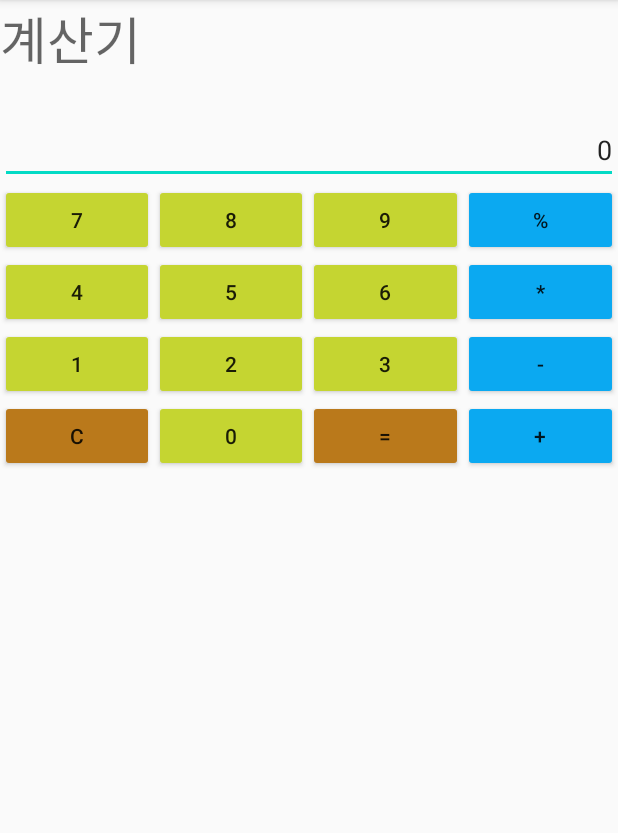
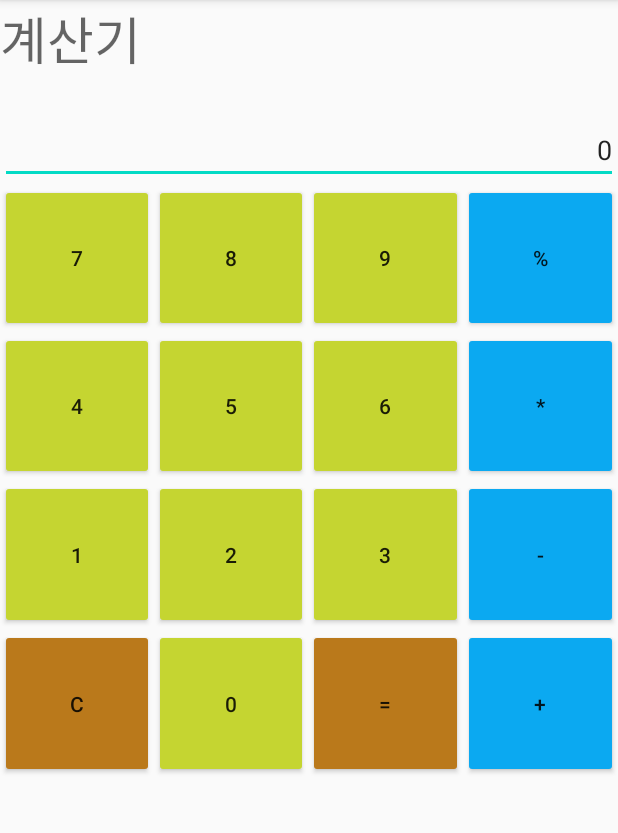
Before and after one commit to goldrex123/MyAndroidWork, an Android app: the screen it shows after launch (Main2Activity), on a phone screen of 412 x 824 dp, the part 84-917 px from its top. Run offline under Robolectric (Android 15) with nearby library versions, the phone set to English and light mode, and no system bars.

Commit message:
계산기 미완성2

```diff
--- a/a003_listener/src/main/res/layout/activity_main2.xml
+++ b/a003_listener/src/main/res/layout/activity_main2.xml
@@ -26,16 +26,17 @@
 
     <TableLayout
         android:layout_width="match_parent"
-        android:layout_height="wrap_content">
+        android:layout_height="396dp">
 
         <TableRow
             android:layout_width="match_parent"
-            android:layout_height="match_parent">
+            android:layout_height="match_parent"
+            android:layout_weight="1">
 
             <Button
                 android:id="@+id/btn7"
                 android:layout_width="wrap_content"
-                android:layout_height="wrap_content"
+                android:layout_height="match_parent"
                 android:layout_weight="1"
                 android:backgroundTint="#C5D531"
                 android:onClick="onClick"
@@ -44,7 +45,7 @@
             <Button
                 android:id="@+id/btb8"
                 android:layout_width="wrap_content"
-                android:layout_height="wrap_content"
+                android:layout_height="match_parent"
                 android:layout_weight="1"
                 android:backgroundTint="#C5D531"
                 android:onClick="onClick"
@@ -53,7 +54,7 @@
             <Button
                 android:id="@+id/btn9"
                 android:layout_width="wrap_content"
-                android:layout_height="wrap_content"
+                android:layout_height="match_parent"
                 android:layout_weight="1"
                 android:backgroundTint="#C5D531"
                 android:onClick="onClick"
@@ -62,7 +63,7 @@
             <Button
                 android:id="@+id/btnDivide"
                 android:layout_width="wrap_content"
-                android:layout_height="wrap_content"
+                android:layout_height="match_parent"
                 android:layout_weight="1"
                 android:backgroundTint="#0BA9F1"
                 android:text="%" />
@@ -70,12 +71,13 @@
 
         <TableRow
             android:layout_width="match_parent"
-            android:layout_height="match_parent">
+            android:layout_height="match_parent"
+            android:layout_weight="1">
 
             <Button
                 android:id="@+id/btn4"
                 android:layout_width="wrap_content"
-                android:layout_height="wrap_content"
+                android:layout_height="match_parent"
                 android:layout_weight="1"
                 android:backgroundTint="#C5D531"
                 android:onClick="onClick"
@@ -84,7 +86,7 @@
             <Button
                 android:id="@+id/btn5"
                 android:layout_width="wrap_content"
-                android:layout_height="wrap_content"
+                android:layout_height="match_parent"
                 android:layout_weight="1"
                 android:backgroundTint="#C5D531"
                 android:onClick="onClick"
@@ -93,7 +95,7 @@
             <Button
                 android:id="@+id/btn6"
                 android:layout_width="wrap_content"
-                android:layout_height="wrap_content"
+                android:layout_height="match_parent"
                 android:layout_weight="1"
                 android:backgroundTint="#C5D531"
                 android:onClick="onClick"
@@ -102,7 +104,7 @@
             <Button
                 android:id="@+id/btnMultiply"
                 android:layout_width="wrap_content"
-                android:layout_height="wrap_content"
+                android:layout_height="match_parent"
                 android:layout_weight="1"
                 android:backgroundTint="#0BA9F1"
                 android:text="*" />
@@ -110,12 +112,13 @@
 
         <TableRow
             android:layout_width="match_parent"
-            android:layout_height="match_parent">
+            android:layout_height="match_parent"
+            android:layout_weight="1">
 
             <Button
                 android:id="@+id/btn1"
                 android:layout_width="wrap_content"
-                android:layout_height="wrap_content"
+                android:layout_height="match_parent"
                 android:layout_weight="1"
                 android:backgroundTint="#C5D531"
                 android:onClick="onClick"
@@ -124,7 +127,7 @@
             <Button
                 android:id="@+id/btn2"
                 android:layout_width="wrap_content"
-                android:layout_height="wrap_content"
+                android:layout_height="match_parent"
                 android:layout_weight="1"
                 android:backgroundTint="#C5D531"
                 android:onClick="onClick"
@@ -133,7 +136,7 @@
             <Button
                 android:id="@+id/btn3"
                 android:layout_width="wrap_content"
-                android:layout_height="wrap_content"
+                android:layout_height="match_parent"
                 android:layout_weight="1"
                 android:backgroundTint="#C5D531"
                 android:onClick="onClick"
@@ -142,7 +145,7 @@
             <Button
                 android:id="@+id/btnMinus"
                 android:layout_width="wrap_content"
-                android:layout_height="wrap_content"
+                android:layout_height="match_parent"
                 android:layout_weight="1"
                 android:backgroundTint="#0BA9F1"
                 android:text="-" />
@@ -150,12 +153,13 @@
 
         <TableRow
             android:layout_width="match_parent"
-            android:layout_height="match_parent">
+            android:layout_height="match_parent"
+            android:layout_weight="1">
 
             <Button
                 android:id="@+id/btnClear"
                 android:layout_width="wrap_content"
-                android:layout_height="wrap_content"
+                android:layout_height="match_parent"
                 android:layout_weight="1"
                 android:backgroundTint="#BA791B"
                 android:text="C" />
@@ -163,7 +167,7 @@
             <Button
                 android:id="@+id/btn0"
                 android:layout_width="wrap_content"
-                android:layout_height="wrap_content"
+                android:layout_height="match_parent"
                 android:layout_weight="1"
                 android:backgroundTint="#C5D531"
                 android:onClick="onClick"
@@ -172,7 +176,7 @@
             <Button
                 android:id="@+id/btnResult"
                 android:layout_width="wrap_content"
-                android:layout_height="wrap_content"
+                android:layout_height="match_parent"
                 android:layout_weight="1"
                 android:backgroundTint="#BA791B"
                 android:text="=" />
@@ -180,7 +184,7 @@
             <Button
                 android:id="@+id/btnPlus"
                 android:layout_width="wrap_content"
-                android:layout_height="wrap_content"
+                android:layout_height="match_parent"
                 android:layout_weight="1"
                 android:backgroundTint="#0BA9F1"
                 android:text="+" />
```
